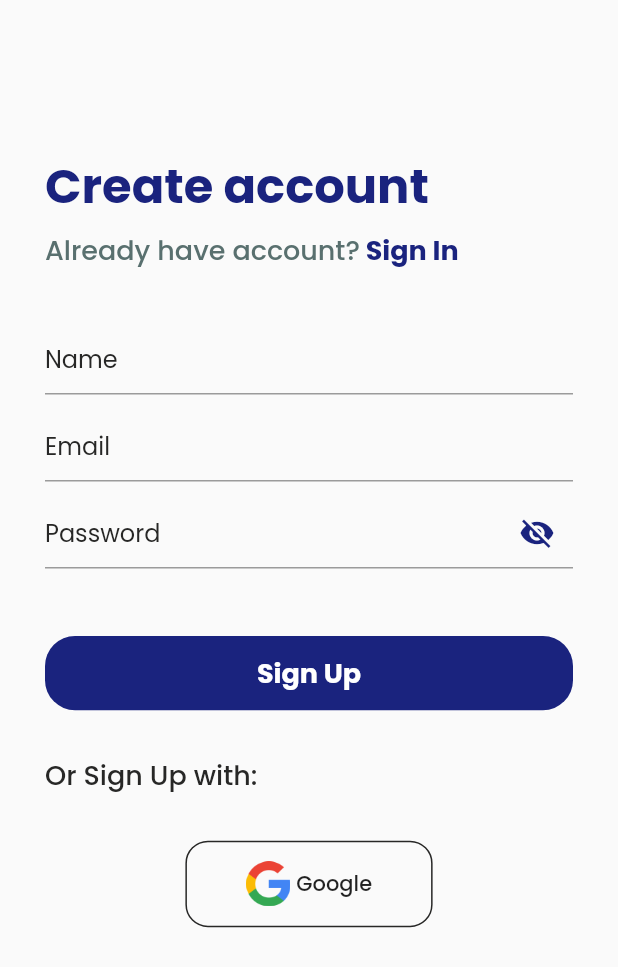
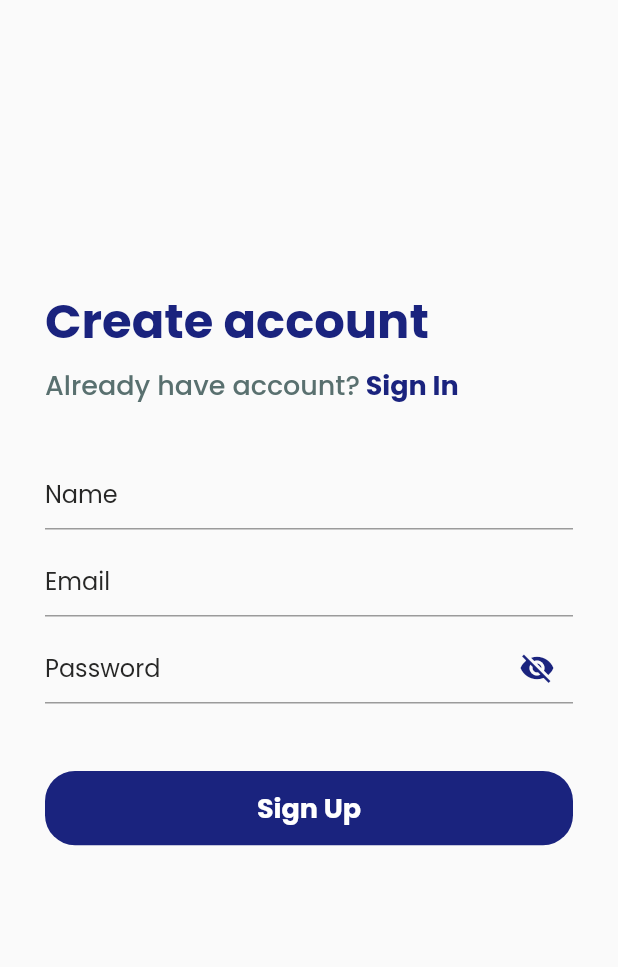
Before and after one commit to wassi10/Record-keepers, a Flutter app: the SignUpScreen screen opened directly, on a phone screen of 412 x 824 dp. Shown: the top 967 px of the screen. Run offline on Flutter 3.47's test engine with Material 2 defaults, Android fonts, the phone set to English and light mode, and no system bars; our stand-ins replace cloud_firestore, firebase_auth, firebase_core, firebase_storage, google_sign_in, image_picker; missing offline and left inert: email_otp, flutter_stripe; accounts and stored records are empty.

Commit message:
Signup edited

```diff
--- a/lib/screens/signup.dart
+++ b/lib/screens/signup.dart
@@ -40,7 +40,7 @@ class _SignUpScreenState extends State<SignUpScreen> {
 
           children: [
             const SizedBox(
-              height: 100,
+              height: 190,
             ),
 
             Padding(
@@ -125,10 +125,6 @@ class _SignUpScreenState extends State<SignUpScreen> {
                         ));
                       }
 
-
-
-
-
               },
 
               child:  Padding(
@@ -139,62 +135,6 @@ class _SignUpScreenState extends State<SignUpScreen> {
               ),
 
             ),
-
-
-
-            const SizedBox(
-              height: 30,
-            ),
-
-            Padding(
-              padding: defaultPadding,
-              child: Row(
-                children: [
-                  Text("Or Sign Up with: ",
-                    style: subTitle.copyWith(color: blackColor),
-                  ),
-
-                ],
-              ),
-            ),
-
-            const SizedBox(
-              height: 30,
-            ),
-
-
-
-            // login from google and facebook
-            Row(
-
-              mainAxisAlignment: MainAxisAlignment.spaceEvenly,
-
-              children: [
-                //for google logo
-                MaterialButton(
-                    onPressed: (){
-                  signInWithGoogle();
-                },
-                  child:  LogoButtons(
-                    iconImage: const Image(
-                      height: 30,
-                      width: 30,
-                      image: AssetImage('assets/google.png'),
-                    ),
-                    textButtton: ' Google',
-
-                  ),
-
-                ),
-
-
-
-
-
-
-              ],
-            ),
-
 
 
 
@@ -234,49 +174,4 @@ class _SignUpScreenState extends State<SignUpScreen> {
     );
   }
 
-  //firebaseAuth using google
-  void signInWithGoogle()async {
-    GoogleSignInAccount? googleUser = await GoogleSignIn().signIn();
-    GoogleSignInAuthentication? googleAuth = await googleUser?.authentication;
-    AuthCredential credential = GoogleAuthProvider.credential(
-      accessToken: googleAuth?.accessToken,
-      idToken: googleAuth?.idToken
-    );
-   UserCredential userCredential = await FirebaseAuth.instance.signInWithCredential(credential);
-   print(userCredential.user?.displayName);
-  }
 }
-
-
-//another login option from google and facebook
-class LogoButtons extends StatelessWidget {
-
-  final Image iconImage;
-  final String textButtton;
-
-  LogoButtons({required this.iconImage, required this.textButtton});
-
-  @override
-  Widget build(BuildContext context) {
-    var mediaQuery = MediaQuery.of(context).size;
-
-    return Container(
-      height: mediaQuery.height*0.07,
-      width: mediaQuery.width * 0.40,
-
-      decoration: BoxDecoration(
-        borderRadius: BorderRadius.circular(15),
-        border: Border.all(color: blackColor),
-      ),
-
-      child: Row(
-        mainAxisAlignment: MainAxisAlignment.center, // google logo center e ashar jonno
-        children: [
-          iconImage,
-          const SizedBox(height: 5,),
-          Text(textButtton),
-        ],
-      ),
-    );
-  }
-}
```
